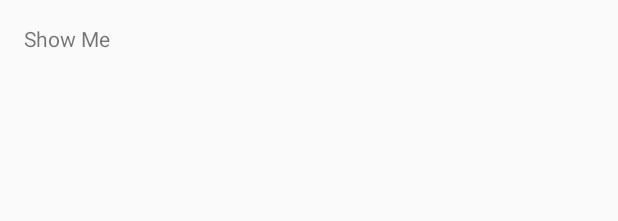
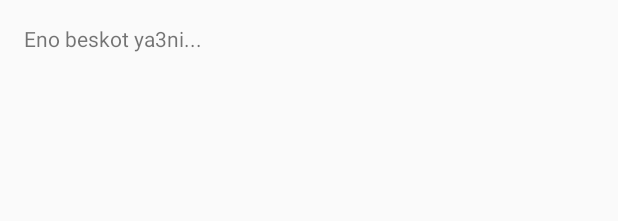
Before and after one commit to Blink184/TreeCommunicationProject, an Android app: the layout activity_main.xml on its own in the app's theme, with its tools: preview values and no code run, on a phone screen of 412 x 824 dp. Shown: the top 221 px of the screen. Run offline under Robolectric (Android 15) with nearby library versions, the phone set to English and light mode, and no system bars.

```diff
--- a/app/src/main/res/layout/activity_main.xml
+++ b/app/src/main/res/layout/activity_main.xml
@@ -12,5 +12,5 @@
     <TextView
         android:layout_width="wrap_content"
         android:layout_height="wrap_content"
-        android:text="Show Me" />
+        android:text="Eno beskot ya3ni..." />
 </RelativeLayout>
```
